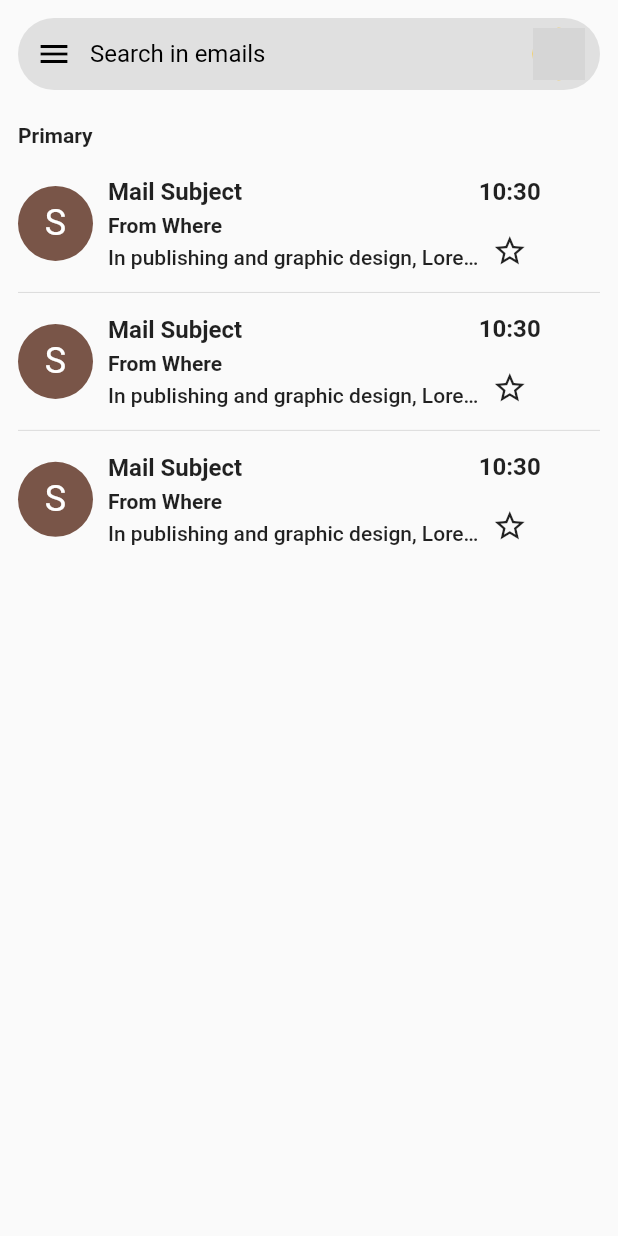
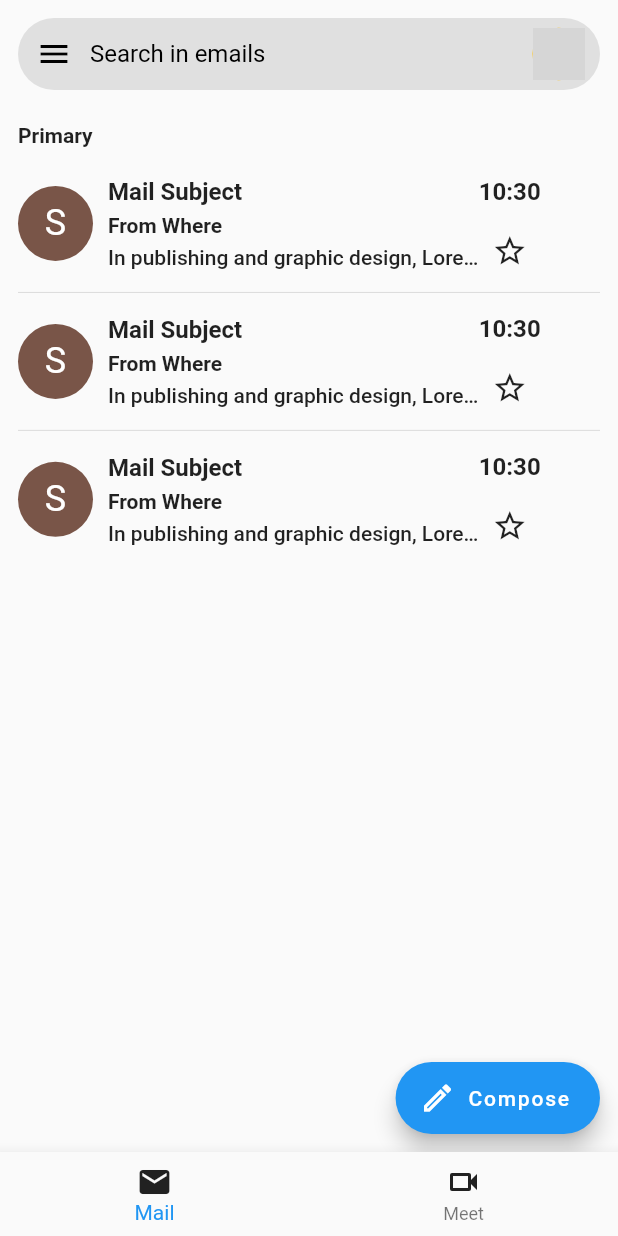
Before and after one commit to VinuBalagopalAP/Gmail-Clone, a Flutter app: the screen it shows after launch, on a phone screen of 412 x 824 dp. Run offline on Flutter 3.47's test engine with Material 2 defaults, Android fonts, the phone set to English and light mode, and no system bars; our stand-ins replace flutter_svg; network calls fail; grey boxes are pictures that could not be loaded.

Commit message:
working on meet page 👥

```diff
--- a/lib/screens/home/home_page.dart
+++ b/lib/screens/home/home_page.dart
@@ -1,60 +1,60 @@
 import 'package:flutter/material.dart';
-import 'package:gmail_clone/screens/home/widgets/mail.dart';
-import 'package:gmail_clone/screens/home/widgets/search%20bar/search_bar.dart';
+import 'package:gmail_clone/screens/home/mail/tabview_mail.dart';
+import 'package:gmail_clone/screens/home/meet/tabview_meet.dart';
 
-class HomePage extends StatelessWidget {
+class HomePage extends StatefulWidget {
   const HomePage({
     Key? key,
   }) : super(key: key);
 
   @override
+  State<HomePage> createState() => _HomePageState();
+}
+
+class _HomePageState extends State<HomePage> {
+  int _ix = 0;
+
+  final List<Widget> _pages = [
+    const TabViewMail(),
+    const TabViewMeet(),
+  ];
+  Widget _bodyWidet() {
+    return _pages[_ix];
+  }
+
+  @override
+  void initState() {
+    super.initState();
+  }
+
+  @override
   Widget build(BuildContext context) {
     return Scaffold(
-      body: SingleChildScrollView(
-        child: Column(
-          children: [
-            const TopSearchBar(),
-            const SizedBox(
-              height: 10,
+      body: _bodyWidet(),
+      bottomNavigationBar: BottomNavigationBar(
+        currentIndex: _ix,
+        onTap: (ix) {
+          setState(() {
+            _ix = ix;
+          });
+        },
+        items: const <BottomNavigationBarItem>[
+          BottomNavigationBarItem(
+            icon: Icon(
+              Icons.mail,
+              color: Colors.black87,
             ),
-            Padding(
-              padding: const EdgeInsets.symmetric(horizontal: 12),
-              child: Column(
-                children: [
-                  const Align(
-                    alignment: Alignment.centerLeft,
-                    child: Text(
-                      "Primary",
-                      style: TextStyle(
-                        fontWeight: FontWeight.w600,
-                      ),
-                    ),
-                  ),
-                  const SizedBox(height: 10),
-                  ListView.separated(
-                    itemBuilder: (context, index) {
-                      return const Mail();
-                    },
-                    itemCount: 3,
-                    shrinkWrap: true,
-                    physics: const NeverScrollableScrollPhysics(),
-                    separatorBuilder: (context, index) {
-                      return const Divider(
-                        height: 10,
-                      );
-                    },
-                  ),
-                ],
-              ),
+            label: 'Mail',
+          ),
+          BottomNavigationBarItem(
+            icon: Icon(
+              Icons.videocam_outlined,
+              color: Colors.black87,
             ),
-          ],
-        ),
+            label: 'Meet',
+          ),
+        ],
       ),
-      // floatingActionButton: FloatingActionButton(
-      //   onPressed: () {},
-      //   child: const Icon(Icons.add),
-      // ),
-      // floatingActionButtonLocation: FloatingActionButtonLocation.centerDocked,
     );
   }
 }
--- /dev/null
+++ b/lib/screens/home/mail/tabview_mail.dart
@@ -0,0 +1,59 @@
+import 'package:flutter/material.dart';
+import 'package:gmail_clone/screens/home/widgets/mail.dart';
+import 'package:gmail_clone/screens/home/widgets/search%20bar/search_bar.dart';
+
+class TabViewMail extends StatelessWidget {
+  const TabViewMail({Key? key}) : super(key: key);
+
+  @override
+  Widget build(BuildContext context) {
+    return Scaffold(
+      body: SingleChildScrollView(
+        child: Column(
+          children: [
+            const TopSearchBar(),
+            const SizedBox(
+              height: 10,
+            ),
+            Padding(
+              padding: const EdgeInsets.symmetric(horizontal: 12),
+              child: Column(
+                children: [
+                  const Align(
+                    alignment: Alignment.centerLeft,
+                    child: Text(
+                      "Primary",
+                      style: TextStyle(
+                        fontWeight: FontWeight.w600,
+                      ),
+                    ),
+                  ),
+                  const SizedBox(height: 10),
+                  ListView.separated(
+                    itemBuilder: (context, index) {
+                      return const Mail();
+                    },
+                    itemCount: 3,
+                    shrinkWrap: true,
+                    physics: const NeverScrollableScrollPhysics(),
+                    separatorBuilder: (context, index) {
+                      return const Divider(
+                        height: 10,
+                      );
+                    },
+                  ),
+                ],
+              ),
+            ),
+          ],
+        ),
+      ),
+      floatingActionButton: FloatingActionButton.extended(
+        onPressed: () {},
+        label: const Text('Compose'),
+        icon: const Icon(Icons.edit_outlined),
+      ),
+      floatingActionButtonLocation: FloatingActionButtonLocation.miniEndFloat,
+    );
+  }
+}
--- a/lib/screens/home/widgets/search bar/search_bar.dart
+++ b/lib/screens/home/widgets/search bar/search_bar.dart
@@ -1,4 +1,3 @@
-import 'package:flutter/cupertino.dart';
 import 'package:flutter/material.dart';
 import 'package:gmail_clone/screens/home/widgets/search%20bar/change_mail.dart';
 
```
Also changed, not shown: lib/screens/home/meet/tabview_meet.dart (added, +74 -0 lines), lib/screens/home/meet/widgets/meet_options.dart (added, +27 -0 lines), lib/screens/home/widgets/search bar/change_mail.dart (+46 -35 lines), lib/screens/home/widgets/search bar/widgets/cancel_google.dart (+7 -5 lines), lib/utils/theme.dart (added, +19 -0 lines), assets/svg/google_logo.svg, 1 other file.
